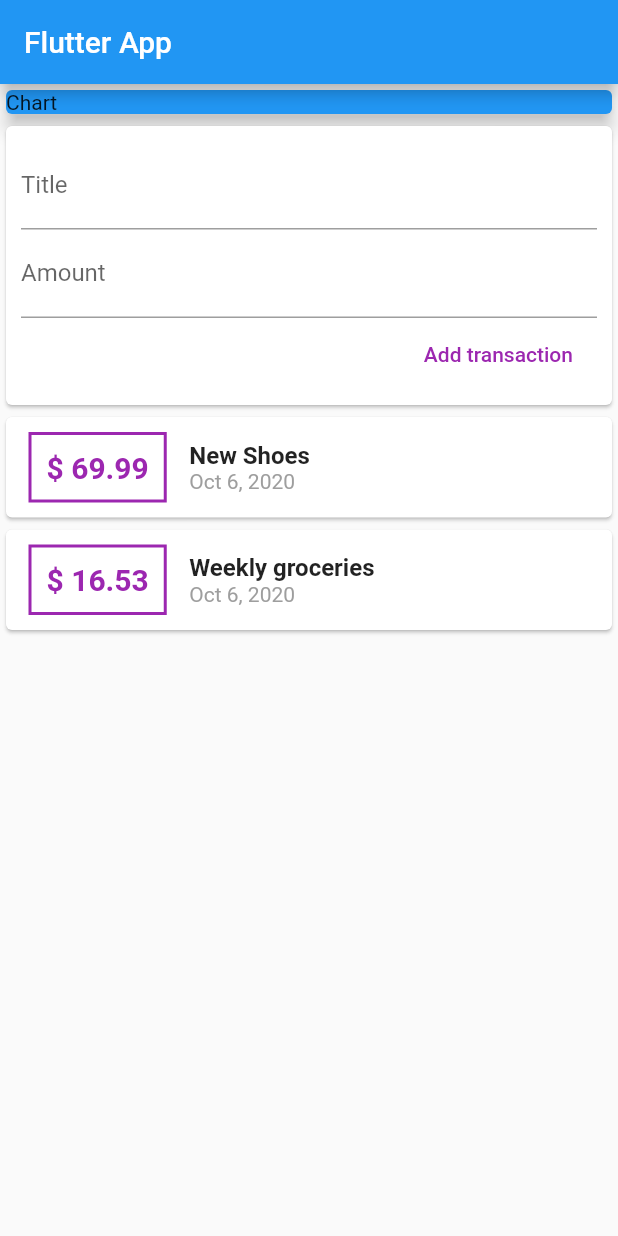
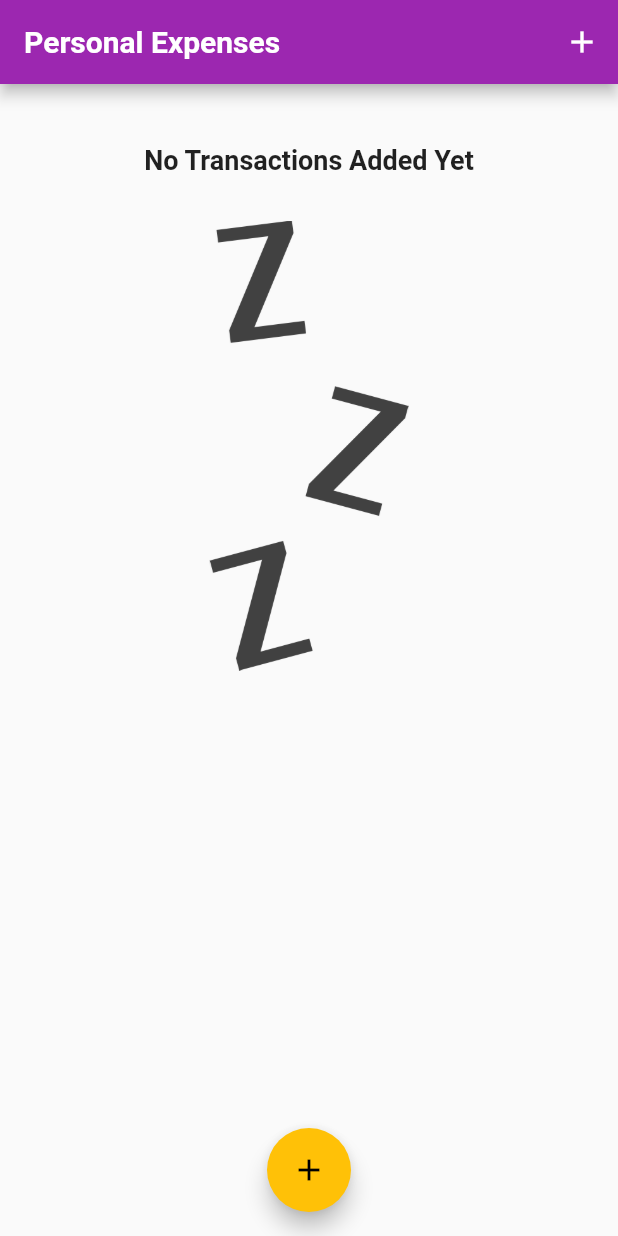
Before and after one commit to AshishSingh2001/Personal_Expenses_App, a Flutter app: the screen it shows after launch, on a phone screen of 412 x 824 dp. Run offline on Flutter 3.47's test engine with Material 2 defaults, Android fonts, the phone set to English and light mode, and no system bars; Roboto replaces fonts that are missing (OpenSans).

Commit message:
Added floating button and chart class

```diff
--- a/lib/main.dart
+++ b/lib/main.dart
@@ -1,5 +1,9 @@
 import 'package:flutter/material.dart';
-import 'package:personal_Expense/widgets/user_transaction.dart';
+import 'package:personal_Expense/widgets/chart.dart';
+import 'package:personal_Expense/widgets/new_transaction.dart';
+import 'package:personal_Expense/widgets/transaction_list.dart';
+
+import 'models/Transaction.dart';
 
 void main() {
   runApp(MyApp());
@@ -10,40 +14,120 @@ class MyApp extends StatelessWidget {
   @override
   Widget build(BuildContext context) {
     return MaterialApp(
-      title: 'Flutter App',
+      title: 'Personal Expenses',
+      theme: ThemeData(
+        primarySwatch: Colors.purple,
+        accentColor: Colors.amber,
+        fontFamily: 'Quicksand',
+        textTheme: ThemeData.light().textTheme.copyWith(
+              headline6: TextStyle(
+                fontFamily: 'OpenSans',
+                fontSize: 18,
+                fontWeight: FontWeight.bold,
+              ),
+            ),
+        appBarTheme: AppBarTheme(
+          textTheme: ThemeData.light().textTheme.copyWith(
+                headline6: TextStyle(
+                  fontFamily: 'OpenSans',
+                  fontSize: 20,
+                  fontWeight: FontWeight.bold,
+                ),
+              ),
+        ),
+      ),
       home: MyHomePage(),
     );
   }
 }
 
-class MyHomePage extends StatelessWidget {
+class MyHomePage extends StatefulWidget {
   // String titleInput;
   // String amountInput;
-  final titleController = TextEditingController();
-  final amountController = TextEditingController();
+  @override
+  _MyHomePageState createState() => _MyHomePageState();
+}
+
+class _MyHomePageState extends State<MyHomePage> {
+  final List<Transaction> _userTransactions = [
+    // Transaction(
+    //   id: 't1',
+    //   title: 'New Shoes',
+    //   amount: 69.99,
+    //   date: DateTime.now(),
+    // ),
+    // Transaction(
+    //   id: 't2',
+    //   title: 'Weekly groceries',
+    //   amount: 16.53,
+    //   date: DateTime.now(),
+    // ),
+  ];
+
+  List<Transaction> get _recentTransactions {
+    return _userTransactions.where((tx) {
+      return tx.date.isAfter(
+        DateTime.now().subtract(
+          Duration(days: 7),
+        ),
+      );
+    }).toList();
+  }
+
+  void _addNewTransaction(String txTitle, double txAmount) {
+    final newTx = Transaction(
+      id: DateTime.now().toString(),
+      amount: txAmount,
+      title: txTitle,
+      date: DateTime.now(),
+    );
+
+    setState(() {
+      _userTransactions.add(newTx);
+    });
+  }
+
+  void _startAddNewTransaction(BuildContext ctx) {
+    showModalBottomSheet(
+      context: ctx,
+      builder: (bCtx) {
+        return GestureDetector(
+          onTap: () {},
+          child: NewTransaction(_addNewTransaction),
+          behavior: HitTestBehavior.opaque,
+        );
+      },
+    );
+  }
 
   @override
   Widget build(BuildContext context) {
     return Scaffold(
       appBar: AppBar(
-        title: Text("Flutter App"),
+        title: Text(
+          "Personal Expenses",
+        ),
+        actions: <Widget>[
+          IconButton(
+            icon: Icon(Icons.add),
+            onPressed: () => _startAddNewTransaction(context),
+          )
+        ],
       ),
       body: SingleChildScrollView(
         child: Column(
           mainAxisAlignment: MainAxisAlignment.start,
           crossAxisAlignment: CrossAxisAlignment.stretch,
           children: <Widget>[
-            Container(
-              width: double.infinity,
-              child: Card(
-                color: Colors.blue,
-                child: Text("Chart"),
-                elevation: 5,
-              ),
-            ),
-            UserTransaction(),
+            Chart(_recentTransactions),
+            TransactionList(_userTransactions),
           ],
         ),
+      ),
+      floatingActionButtonLocation: FloatingActionButtonLocation.centerFloat,
+      floatingActionButton: FloatingActionButton(
+        child: Icon(Icons.add),
+        onPressed: () => _startAddNewTransaction(context),
       ),
     );
   }
--- /dev/null
+++ b/lib/widgets/chart.dart
@@ -0,0 +1,47 @@
+import 'package:flutter/material.dart';
+import 'package:personal_Expense/models/Transaction.dart';
+import 'package:intl/intl.dart';
+
+class Chart extends StatelessWidget {
+  final List<Transaction> recentTransactions;
+
+  Chart(this.recentTransactions);
+
+  List<Map<String, Object>> get groupedTransactionValues {
+    return List.generate(
+      7,
+      (index) {
+        final weekDay = DateTime.now().subtract(
+          Duration(
+            days: index,
+          ),
+        );
+        var totalSum = 0.0;
+
+        for (var i = 0; i < recentTransactions.length; i++) {
+          if (recentTransactions[i].date.day == weekDay.day &&
+              recentTransactions[i].date.month == weekDay.month &&
+              recentTransactions[i].date.year == weekDay.year) {
+            totalSum += recentTransactions[i].amount;
+          }
+        }
+
+        print(DateFormat.E().format(weekDay));
+        print(totalSum);
+        return {'day': DateFormat.E().format(weekDay), 'amount': totalSum};
+      },
+    );
+  }
+
+  @override
+  Widget build(BuildContext context) {
+    print(groupedTransactionValues);
+    return Card(
+      elevation: 6,
+      margin: EdgeInsets.all(20),
+      child: Row(
+        children: <Widget>[],
+      ),
+    );
+  }
+}
--- a/lib/widgets/new_transaction.dart
+++ b/lib/widgets/new_transaction.dart
@@ -1,11 +1,18 @@
 import 'package:flutter/material.dart';
 
-class NewTransaction extends StatelessWidget {
+class NewTransaction extends StatefulWidget {
   final Function addTx;
-  final titleController = TextEditingController();
-  final amountController = TextEditingController();
 
   NewTransaction(this.addTx);
+
+  @override
+  _NewTransactionState createState() => _NewTransactionState();
+}
+
+class _NewTransactionState extends State<NewTransaction> {
+  final titleController = TextEditingController();
+
+  final amountController = TextEditingController();
 
   void submit() {
     final enteredTitle = titleController.text;
@@ -13,10 +20,12 @@ class NewTransaction extends StatelessWidget {
     if (enteredAmount <= 0 || enteredTitle.isEmpty) {
       return;
     }
-    addTx(
+    widget.addTx(
       enteredTitle,
       enteredAmount,
     );
+
+    Navigator.of(context).pop();
   }
 
   @override
--- a/lib/widgets/transaction_list.dart
+++ b/lib/widgets/transaction_list.dart
@@ -9,8 +9,27 @@ class TransactionList extends StatelessWidget {
   @override
   Widget build(BuildContext context) {
     return Container(
-      height: 500,
-      child: ListView.builder(
+      height: 700,
+      child: transactions.isEmpty
+          ? Column(
+              children: <Widget>[
+                Text(
+                  'No Transactions Added Yet',
+                  style: Theme.of(context).textTheme.headline6,
+                ),
+                SizedBox(
+                  height: 30,
+                ),
+                Container(
+                  height: 300,
+                  child: Image.asset(
+                    'assets/images/waiting.png',
+                    fit: BoxFit.cover,
+                  ),
+                ),
+              ],
+            )
+          : ListView.builder(
               itemBuilder: (context, index) {
                 return Card(
                   child: Row(
@@ -23,7 +42,7 @@ class TransactionList extends StatelessWidget {
                         padding: EdgeInsets.all(10),
                         decoration: BoxDecoration(
                           border: Border.all(
-                      color: Colors.purple,
+                            color: Theme.of(context).primaryColor,
                             width: 2,
                           ),
                         ),
@@ -32,7 +51,7 @@ class TransactionList extends StatelessWidget {
                           style: TextStyle(
                             fontWeight: FontWeight.bold,
                             fontSize: 20,
-                      color: Colors.purple,
+                            color: Theme.of(context).primaryColor,
                           ),
                         ),
                       ),
@@ -41,10 +60,7 @@ class TransactionList extends StatelessWidget {
                         children: <Widget>[
                           Text(
                             transactions[index].title,
-                      style: TextStyle(
-                        fontWeight: FontWeight.bold,
-                        fontSize: 16,
-                      ),
+                            style: Theme.of(context).textTheme.headline6,
                           ),
                           Text(
                             DateFormat.yMMMd().format(transactions[index].date),
--- a/lib/widgets/user_transaction.dart
+++ /dev/null
@@ -1,49 +0,0 @@
-import 'package:flutter/material.dart';
-import 'package:personal_Expense/models/Transaction.dart';
-import 'package:personal_Expense/widgets/new_transaction.dart';
-import 'package:personal_Expense/widgets/transaction_list.dart';
-
-class UserTransaction extends StatefulWidget {
-  @override
-  _UserTransactionState createState() => _UserTransactionState();
-}
-
-class _UserTransactionState extends State<UserTransaction> {
-  final List<Transaction> _userTransactions = [
-    Transaction(
-      id: 't1',
-      title: 'New Shoes',
-      amount: 69.99,
-      date: DateTime.now(),
-    ),
-    Transaction(
-      id: 't2',
-      title: 'Weekly groceries',
-      amount: 16.53,
-      date: DateTime.now(),
-    ),
-  ];
-
-  void _addNewTransaction(String txTitle, double txAmount) {
-    final newTx = Transaction(
-      id: DateTime.now().toString(),
-      amount: txAmount,
-      title: txTitle,
-      date: DateTime.now(),
-    );
-
-    setState(() {
-      _userTransactions.add(newTx);
-    });
-  }
-
-  @override
-  Widget build(BuildContext context) {
-    return Column(
-      children: <Widget>[
-        NewTransaction(_addNewTransaction),
-        TransactionList(_userTransactions),
-      ],
-    );
-  }
-}
```
Also changed, not shown: pubspec.yaml (+14 -0 lines), assets/fonts/OpenSans-Bold.ttf (added), assets/fonts/OpenSans-Regular.ttf (added), assets/fonts/Quicksand-Bold.ttf (added), assets/fonts/Quicksand-Light.ttf (added), assets/fonts/Quicksand-Medium.ttf (added), assets/fonts/Quicksand-Regular.ttf (added), assets/images/waiting.png (added). Lines whose indentation alone changed are shown as unchanged.
